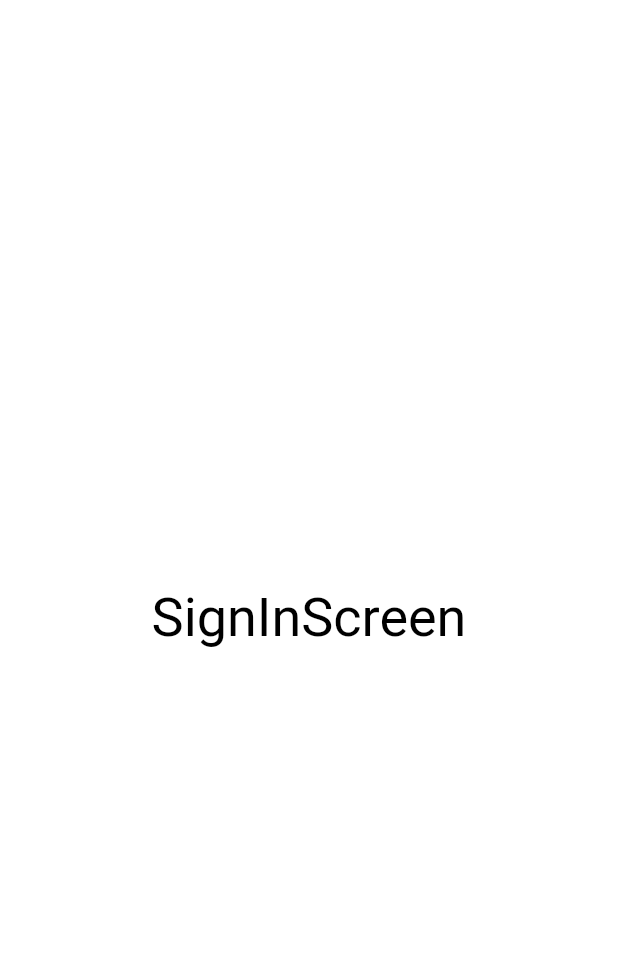
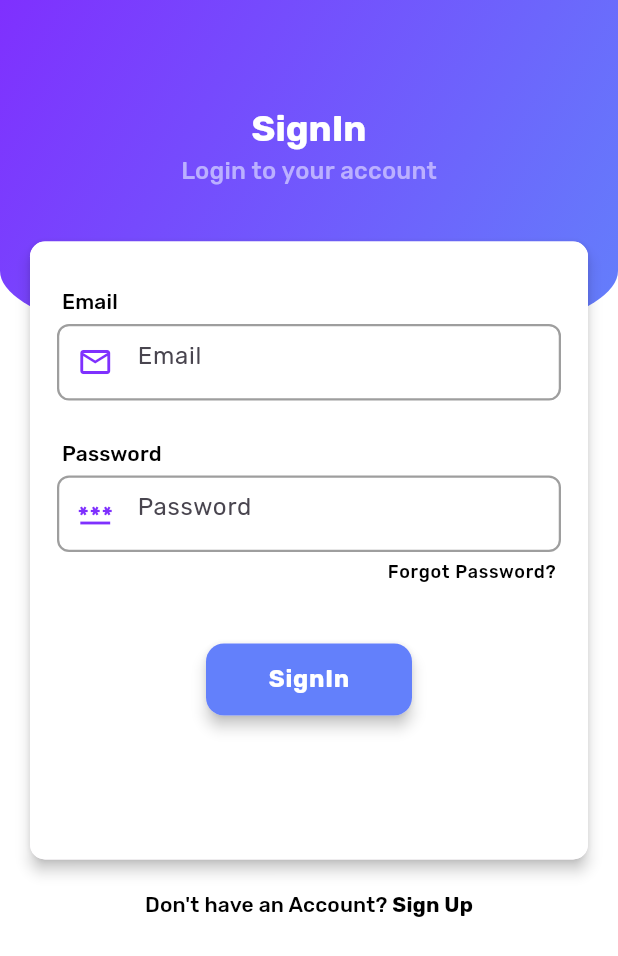
Before and after one commit to mohammed-swafvan/Chat-Mingle, a Flutter app: the screen it shows after launch, on a phone screen of 412 x 824 dp. Shown: the top 956 px of the screen. Run offline on Flutter 3.47's test engine with Material 3 defaults, Android fonts, the light colour scheme and no system bars; our stand-ins replace google_fonts.

Commit message:
signin page designing is completed

```diff
--- a/lib/presentation/screens/signin_screen.dart
+++ b/lib/presentation/screens/signin_screen.dart
@@ -1,3 +1,7 @@
+import 'package:chat_mingle/presentation/utils/custom_size.dart';
+import 'package:chat_mingle/presentation/widgets/auth_button.dart';
+import 'package:chat_mingle/presentation/widgets/gradient_container.dart';
+import 'package:chat_mingle/presentation/widgets/text_field_box.dart';
 import 'package:flutter/material.dart';
 
 class SignInScreen extends StatelessWidget {
@@ -5,11 +9,94 @@ class SignInScreen extends StatelessWidget {
 
   @override
   Widget build(BuildContext context) {
+    final double screenHeight = MediaQuery.of(context).size.height;
+    final double screenWidth = MediaQuery.of(context).size.width;
     return Scaffold(
-      body: Center(
-        child: Text(
-          'SignInScreen',
-          style: Theme.of(context).textTheme.displaySmall,
+      body: SingleChildScrollView(
+        child: SizedBox(
+          height: screenHeight,
+          child: Stack(
+            children: [
+              const GradientContainer(),
+              Padding(
+                padding: const EdgeInsets.only(top: 70),
+                child: Column(
+                  children: [
+                    Center(
+                      child: Text(
+                        'SignIn',
+                        style: Theme.of(context).textTheme.headlineSmall!.copyWith(
+                              fontWeight: FontWeight.bold,
+                            ),
+                      ),
+                    ),
+                    Center(
+                      child: Text(
+                        'Login to your account',
+                        style: Theme.of(context).textTheme.titleMedium,
+                      ),
+                    ),
+                    CustomSize.height15,
+                    Container(
+                      margin: const EdgeInsets.all(20),
+                      child: Material(
+                        elevation: 4.0,
+                        borderRadius: BorderRadius.circular(10),
+                        child: Container(
+                          padding: const EdgeInsets.symmetric(vertical: 30, horizontal: 18),
+                          height: screenHeight / 2,
+                          width: screenWidth,
+                          decoration: BoxDecoration(
+                            color: Theme.of(context).brightness == Brightness.light ? Colors.white : Colors.grey.shade900,
+                            borderRadius: BorderRadius.circular(10),
+                          ),
+                          child: Column(
+                            crossAxisAlignment: CrossAxisAlignment.start,
+                            children: [
+                              Text(' Email', style: Theme.of(context).textTheme.labelLarge),
+                              CustomSize.height5,
+                              const TextFieldBox(
+                                icon: Icons.mail_outlined,
+                                hintText: "Email",
+                              ),
+                              CustomSize.height25,
+                              Text(' Password', style: Theme.of(context).textTheme.labelLarge),
+                              CustomSize.height5,
+                              const TextFieldBox(
+                                icon: Icons.password,
+                                hintText: "Password",
+                              ),
+                              CustomSize.height5,
+                              Align(
+                                alignment: Alignment.centerRight,
+                                child: Text('Forgot Password? ', style: Theme.of(context).textTheme.labelMedium),
+                              ),
+                              CustomSize.height40,
+                              InkWell(
+                                onTap: () {},
+                                child: const AuthButton(text: "SignIn"),
+                              ),
+                            ],
+                          ),
+                        ),
+                      ),
+                    ),
+                    Row(
+                      mainAxisAlignment: MainAxisAlignment.center,
+                      children: [
+                        Text("Don't have an Account? ", style: Theme.of(context).textTheme.labelLarge),
+                        InkWell(
+                          onTap: (){},
+                          child: Text('Sign Up',
+                              style: Theme.of(context).textTheme.labelLarge!.copyWith(fontWeight: FontWeight.bold)),
+                        ),
+                      ],
+                    ),
+                  ],
+                ),
+              ),
+            ],
+          ),
         ),
       ),
     );
--- /dev/null
+++ b/lib/presentation/utils/custom_size.dart
@@ -0,0 +1,12 @@
+import 'package:flutter/material.dart';
+
+class CustomSize {
+  //heights
+  static const height5 = SizedBox(height: 5);
+  static const height10 = SizedBox(height: 10);
+  static const height15 = SizedBox(height: 15);
+  static const height20 = SizedBox(height: 20);
+  static const height25 = SizedBox(height: 25);
+  static const height30 = SizedBox(height: 30);
+  static const height40 = SizedBox(height: 40);
+}
--- /dev/null
+++ b/lib/presentation/utils/utils.dart
@@ -0,0 +1,6 @@
+import 'package:flutter/material.dart';
+
+class Utils {
+
+
+}
--- /dev/null
+++ b/lib/presentation/widgets/auth_button.dart
@@ -0,0 +1,31 @@
+import 'package:chat_mingle/theme/custom_colors.dart';
+import 'package:flutter/material.dart';
+
+class AuthButton extends StatelessWidget {
+  const AuthButton({super.key, required this.text});
+  final String text;
+
+  @override
+  Widget build(BuildContext context) {
+    final double screenWidth = MediaQuery.of(context).size.width;
+    return Center(
+      child: Material(
+        elevation: 4.0,
+        borderRadius: BorderRadius.circular(12),
+        child: Container(
+          width: screenWidth / 3,
+          padding: const EdgeInsets.all(12),
+          decoration: BoxDecoration(
+            color: CustomColors.secondaryColor,
+            borderRadius: BorderRadius.circular(12),
+          ),
+          alignment: Alignment.center,
+          child: Text(
+            text,
+            style: Theme.of(context).textTheme.bodyLarge!.copyWith(fontWeight: FontWeight.bold),
+          ),
+        ),
+      ),
+    );
+  }
+}
--- /dev/null
+++ b/lib/presentation/widgets/gradient_container.dart
@@ -0,0 +1,26 @@
+import 'package:chat_mingle/theme/custom_colors.dart';
+import 'package:flutter/material.dart';
+
+class GradientContainer extends StatelessWidget {
+  const GradientContainer({super.key});
+
+  @override
+  Widget build(BuildContext context) {
+    final double screenHeight = MediaQuery.of(context).size.height;
+    final double screenWidth = MediaQuery.of(context).size.width;
+    return Container(
+              height: screenHeight / 3.5,
+              width: screenWidth,
+              decoration: BoxDecoration(
+                gradient:  const LinearGradient(
+                  colors: [CustomColors.primaryColor, CustomColors.secondaryColor],
+                  begin: Alignment.topLeft,
+                  end: AlignmentDirectional.bottomEnd,
+                ),
+                borderRadius: BorderRadius.vertical(
+                  bottom: Radius.elliptical(screenWidth, 110.0),
+                ),
+              ),
+            );
+  }
+}
--- /dev/null
+++ b/lib/presentation/widgets/text_field_box.dart
@@ -0,0 +1,26 @@
+import 'package:chat_mingle/theme/custom_colors.dart';
+import 'package:flutter/material.dart';
+
+class TextFieldBox extends StatelessWidget {
+  const TextFieldBox({super.key, required this.icon, required this.hintText});
+  final IconData icon;
+  final String hintText;
+
+  @override
+  Widget build(BuildContext context) {
+    return Container(
+      decoration: BoxDecoration(
+        border: Border.all(width: 1.5, color: Colors.black38),
+        borderRadius: BorderRadius.circular(8),
+      ),
+      child: TextField(
+        decoration: InputDecoration(
+          hintText: hintText,
+          border: InputBorder.none,
+          prefixIcon: Icon(icon, color: CustomColors.primaryColor),
+        ),
+        obscureText: hintText == "Password" ? true : false,
+      ),
+    );
+  }
+}
--- a/lib/theme/app_theme.dart
+++ b/lib/theme/app_theme.dart
@@ -1,27 +1,38 @@
 import 'package:flutter/material.dart';
+import 'package:google_fonts/google_fonts.dart';
 
 class AppTheme {
-  static final lightTheme = ThemeData(
+  static final lightTheme = ThemeData.light(
     useMaterial3: true,
+  ).copyWith(
     scaffoldBackgroundColor: Colors.white,
-    textTheme: const TextTheme(
-      headlineLarge: TextStyle(color: Colors.black),
-      headlineMedium: TextStyle(color: Colors.black),
-      headlineSmall: TextStyle(color: Colors.black),
-      displayMedium: TextStyle(color: Colors.black),
-      displaySmall: TextStyle(color: Colors.black),
+    textTheme: TextTheme(
+      headlineLarge: GoogleFonts.rubik(color: Colors.black),
+      headlineMedium: GoogleFonts.rubik(color: Colors.black),
+      headlineSmall: GoogleFonts.rubik(color: Colors.white),
+      displayMedium: GoogleFonts.rubik(color: Colors.black),
+      displaySmall: GoogleFonts.rubik(color: Colors.black),
+      titleMedium: GoogleFonts.rubik(color: const Color(0xFFbbb0ff)),
+      labelLarge: GoogleFonts.rubik(color: Colors.black),
+      labelMedium: GoogleFonts.rubik(color: Colors.black),
+      bodyLarge: GoogleFonts.rubik(color: Colors.white),
     ),
   );
 
-  static final darkTheme = ThemeData(
+  static final darkTheme = ThemeData.dark(
     useMaterial3: true,
-    scaffoldBackgroundColor: Colors.grey.shade900,
-    textTheme: const TextTheme(
-      headlineLarge: TextStyle(color: Colors.white),
-      headlineMedium: TextStyle(color: Colors.white),
-      headlineSmall: TextStyle(color: Colors.white),
-      displayMedium: TextStyle(color: Colors.white),
-      displaySmall: TextStyle(color: Colors.white),
+  ).copyWith(
+    scaffoldBackgroundColor: Colors.black,
+    textTheme: TextTheme(
+      headlineLarge: GoogleFonts.rubik(color: Colors.white),
+      headlineMedium: GoogleFonts.rubik(color: Colors.white),
+      headlineSmall: GoogleFonts.rubik(color: Colors.white),
+      displayMedium: GoogleFonts.rubik(color: Colors.white),
+      displaySmall: GoogleFonts.rubik(color: Colors.white),
+      titleMedium: GoogleFonts.rubik(color: const Color(0xFFbbb0ff)),
+      labelLarge: GoogleFonts.rubik(color: Colors.white),
+      labelMedium: GoogleFonts.rubik(color: Colors.white),
+      bodyLarge: GoogleFonts.rubik(color: Colors.white),
     ),
   );
 }
--- /dev/null
+++ b/lib/theme/custom_colors.dart
@@ -0,0 +1,6 @@
+import 'package:flutter/material.dart';
+
+class CustomColors {
+  static const primaryColor = Color(0xFF7f30fe);
+  static const secondaryColor = Color(0xFF6380fb);
+}
--- a/pubspec.yaml
+++ b/pubspec.yaml
@@ -35,6 +35,7 @@ dependencies:
   # The following adds the Cupertino Icons font to your application.
   # Use with the CupertinoIcons class for iOS style icons.
   cupertino_icons: ^1.0.2
+  google_fonts: ^6.1.0
 
 dev_dependencies:
   flutter_test:
```
Also changed, not shown: pubspec.lock, 7 other files.
